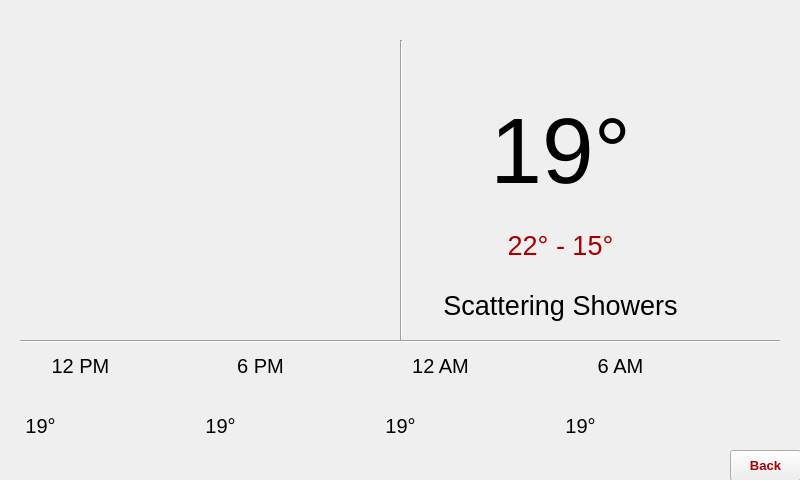
This is RPI/GUI/UI/Weather.ui in YehiaEhab16/FOTA_Graduation-Project-2022 as Qt 5 draws it before an edit. The edited form follows.
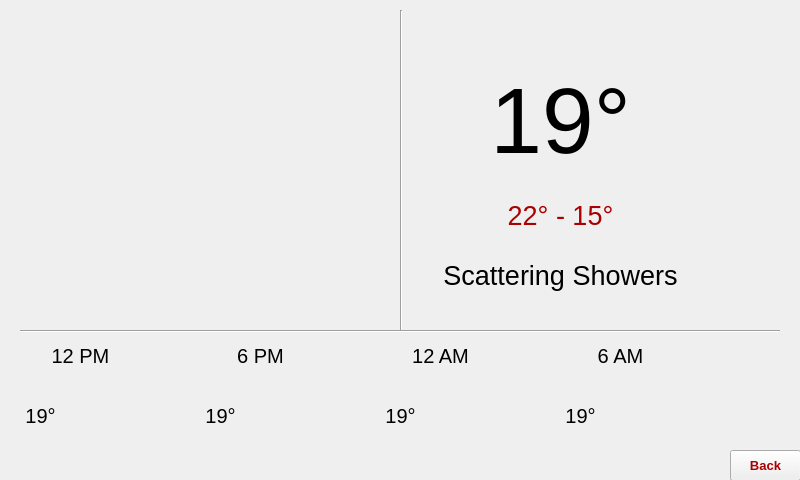
This is the edited form. Icons and pictures are not drawn.

What changed in the file:
```diff
--- a/RPI/GUI/UI/Weather.ui
+++ b/RPI/GUI/UI/Weather.ui
@@ -1283,7 +1283,7 @@
    <property name="geometry">
     <rect>
      <x>20</x>
-     <y>340</y>
+     <y>330</y>
      <width>760</width>
      <height>2</height>
     </rect>
@@ -1296,7 +1296,7 @@
    <property name="geometry">
     <rect>
      <x>130</x>
-     <y>80</y>
+     <y>50</y>
      <width>241</width>
      <height>241</height>
     </rect>
@@ -1315,9 +1315,9 @@
    <property name="geometry">
     <rect>
      <x>400</x>
-     <y>40</y>
+     <y>10</y>
      <width>2</width>
-     <height>300</height>
+     <height>320</height>
     </rect>
    </property>
    <property name="orientation">
@@ -1328,7 +1328,7 @@
    <property name="geometry">
     <rect>
      <x>440</x>
-     <y>30</y>
+     <y>0</y>
      <width>241</width>
      <height>241</height>
     </rect>
@@ -1352,7 +1352,7 @@
    <property name="geometry">
     <rect>
      <x>440</x>
-     <y>280</y>
+     <y>250</y>
      <width>241</width>
      <height>51</height>
     </rect>
@@ -1376,7 +1376,7 @@
    <property name="geometry">
     <rect>
      <x>440</x>
-     <y>220</y>
+     <y>190</y>
      <width>241</width>
      <height>51</height>
     </rect>
@@ -1403,7 +1403,7 @@
    <property name="geometry">
     <rect>
      <x>50</x>
-     <y>350</y>
+     <y>340</y>
      <width>61</width>
      <height>31</height>
     </rect>
@@ -1427,7 +1427,7 @@
    <property name="geometry">
     <rect>
      <x>10</x>
-     <y>410</y>
+     <y>400</y>
      <width>61</width>
      <height>31</height>
     </rect>
@@ -1451,7 +1451,7 @@
    <property name="geometry">
     <rect>
      <x>70</x>
-     <y>400</y>
+     <y>390</y>
      <width>61</width>
      <height>61</height>
     </rect>
@@ -1470,7 +1470,7 @@
    <property name="geometry">
     <rect>
      <x>190</x>
-     <y>410</y>
+     <y>400</y>
      <width>61</width>
      <height>31</height>
     </rect>
@@ -1494,7 +1494,7 @@
    <property name="geometry">
     <rect>
      <x>250</x>
-     <y>400</y>
+     <y>390</y>
      <width>61</width>
      <height>61</height>
     </rect>
@@ -1513,7 +1513,7 @@
    <property name="geometry">
     <rect>
      <x>230</x>
-     <y>350</y>
+     <y>340</y>
      <width>61</width>
      <height>31</height>
     </rect>
@@ -1537,7 +1537,7 @@
    <property name="geometry">
     <rect>
      <x>590</x>
-     <y>350</y>
+     <y>340</y>
      <width>61</width>
      <height>31</height>
     </rect>
@@ -1561,7 +1561,7 @@
    <property name="geometry">
     <rect>
      <x>370</x>
-     <y>410</y>
+     <y>400</y>
      <width>61</width>
      <height>31</height>
     </rect>
@@ -1585,7 +1585,7 @@
    <property name="geometry">
     <rect>
      <x>610</x>
-     <y>400</y>
+     <y>390</y>
      <width>61</width>
      <height>61</height>
     </rect>
@@ -1604,7 +1604,7 @@
    <property name="geometry">
     <rect>
      <x>430</x>
-     <y>400</y>
+     <y>390</y>
      <width>61</width>
      <height>61</height>
     </rect>
@@ -1623,7 +1623,7 @@
    <property name="geometry">
     <rect>
      <x>550</x>
-     <y>410</y>
+     <y>400</y>
      <width>61</width>
      <height>31</height>
     </rect>
@@ -1647,7 +1647,7 @@
    <property name="geometry">
     <rect>
      <x>410</x>
-     <y>350</y>
+     <y>340</y>
      <width>61</width>
      <height>31</height>
     </rect>
```
